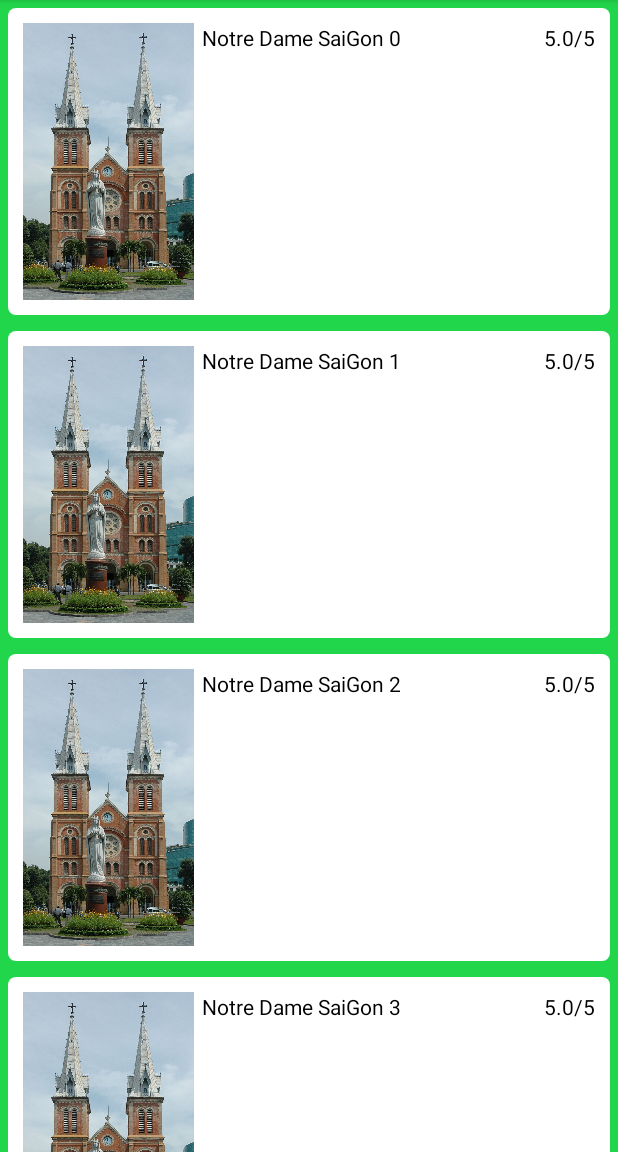
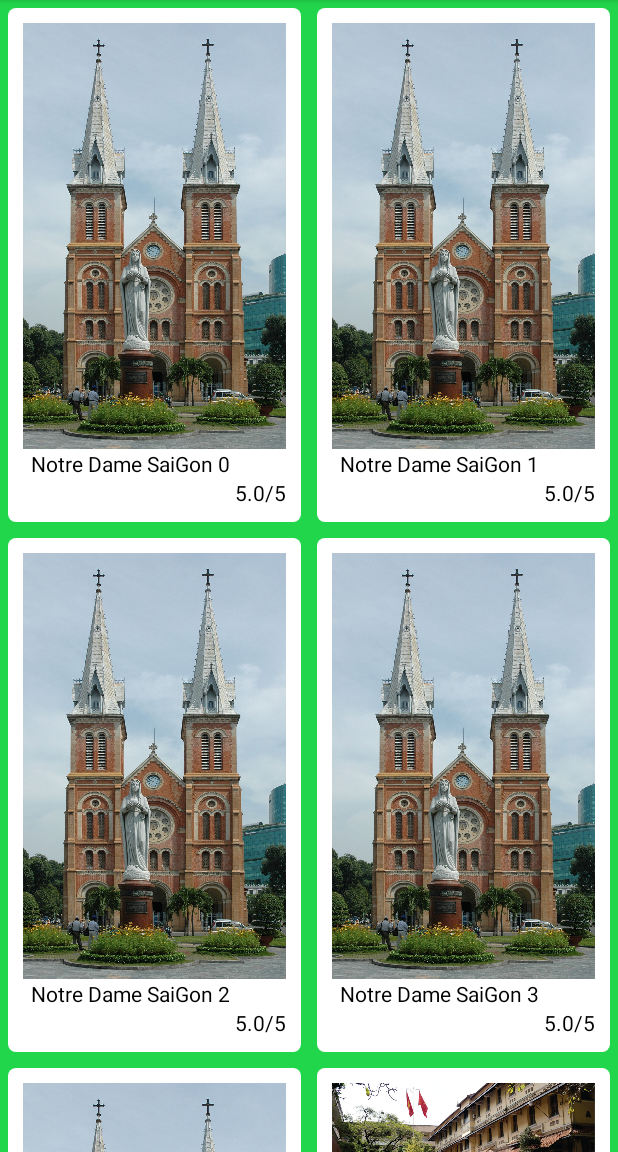
Before and after one commit to QBLong/Location-based-service, an Android app: the screen it shows after launch (MainActivity), on a phone screen of 412 x 824 dp, the part 84-1236 px from its top. Run offline under Robolectric (Android 15) with nearby library versions, the light colour scheme and no system bars.

Commit message:
Second version UI recycler view

```diff
--- a/app/src/main/java/com/example/location_based_service/MainActivity.java
+++ b/app/src/main/java/com/example/location_based_service/MainActivity.java
@@ -1,6 +1,7 @@
 package com.example.location_based_service;
 
 import androidx.appcompat.app.AppCompatActivity;
+import androidx.recyclerview.widget.GridLayoutManager;
 import androidx.recyclerview.widget.LinearLayoutManager;
 import androidx.recyclerview.widget.RecyclerView;
 
@@ -21,7 +22,7 @@ public class MainActivity extends AppCompatActivity {
         cLocation[] locations=createDummyVariables();
         adapter.setmLocations(locations);
         locationListView.setAdapter(adapter);
-        locationListView.setLayoutManager(new LinearLayoutManager(this));
+        locationListView.setLayoutManager(new GridLayoutManager(this, 2));
 
     }
 
--- a/app/src/main/res/layout/item_view_layout.xml
+++ b/app/src/main/res/layout/item_view_layout.xml
@@ -2,32 +2,29 @@
 <LinearLayout xmlns:android="http://schemas.android.com/apk/res/android"
     android:layout_width="match_parent"
     android:layout_height="wrap_content"
-    android:orientation="horizontal"
+    android:orientation="vertical"
     android:background="@drawable/border_list_item"
     android:padding="10dp"
     android:weightSum="10"
     android:layout_margin="5dp">
     <ImageView
-        android:layout_width="0dp"
+        android:layout_width="match_parent"
         android:layout_height="wrap_content"
-        android:layout_weight="3"
         android:id="@+id/image_view"
         android:scaleType="fitCenter"
-        android:adjustViewBounds="true"/>
+        android:adjustViewBounds="true" />
     <TextView
-        android:layout_width="0dp"
+        android:layout_width="match_parent"
         android:layout_height="wrap_content"
         android:id="@+id/text_name"
-        android:layout_weight="5"
         android:textColor="@color/black"
         android:paddingLeft="5dp"/>
     <TextView
-        android:layout_width="0dp"
+        android:layout_width="match_parent"
         android:layout_height="wrap_content"
         android:id="@+id/text_star"
         android:layout_gravity="right"
         android:gravity="right"
-        android:layout_weight="2"
         android:textColor="@color/black"
         android:paddingLeft="5dp"/>
 
```
